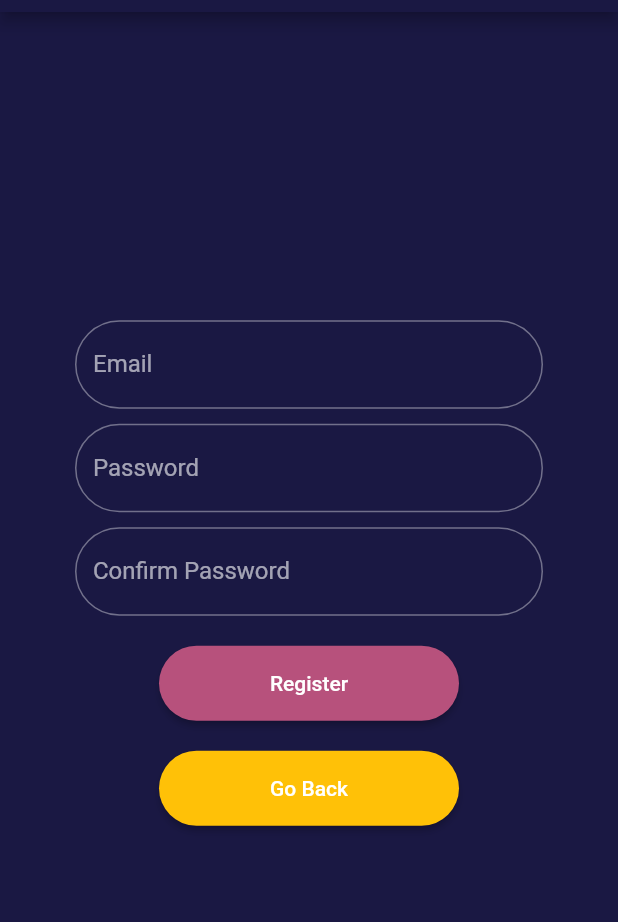
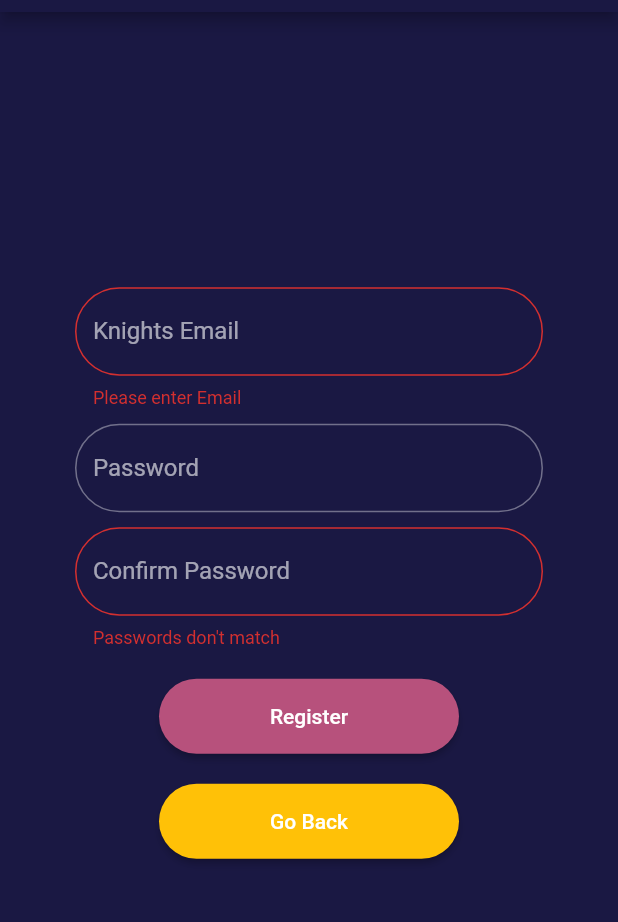
Before and after one commit to KnightHacks/club-app-2021, a Flutter app: the Register2 screen opened by its route, after a tap on "Register", on a phone screen of 412 x 824 dp, the part 72-994 px from its top. Run offline on Flutter 3.47's test engine with Material 2 defaults, Android fonts, the phone set to English and light mode, and no system bars; our stand-ins replace email_validator, firebase_auth; missing offline and left inert: add_2_calendar; accounts and stored records are empty.

Commit message:
add validator for email and password

```diff
--- a/lib/constants.dart
+++ b/lib/constants.dart
@@ -1,4 +1,6 @@
 import 'package:flutter/material.dart';
+
+String knightsEmail = "@knights.ucf.edu";
 
 TextStyle kCardTitleStyle = TextStyle(
   fontSize: 30,
--- a/lib/screens/register2.dart
+++ b/lib/screens/register2.dart
@@ -6,6 +6,8 @@ import 'package:club_app_2021/widgets/rounded_button.dart';
 import 'package:club_app_2021/screens/register1.dart';
 import 'package:club_app_2021/screens/confirm.dart';
 import '../widgets/title_bar.dart';
+import 'package:club_app_2021/constants.dart';
+import 'package:email_validator/email_validator.dart';
 
 class Register2 extends StatefulWidget {
   static const String id = "Register2";
@@ -27,9 +29,22 @@ class _Register2State extends State<Register2> {
   String confirmPassword;
   KnightHackUser _user;
 
+  final _formKey = GlobalKey<FormState>();
+
   _Register2State(KnightHackUser user) {
     this._user = user;
   }
+
+  final String Function(String) _validateEmail = (String value) {
+    if (value.isEmpty) {
+      return "Please enter Email";
+    }
+    if (!EmailValidator.validate(value) || !value.contains(knightsEmail)) {
+      return "Please enter valid knights email";
+    }
+    return null;
+  };
+
   @override
   Widget build(BuildContext context) {
     final inputBorder =
@@ -37,24 +52,21 @@ class _Register2State extends State<Register2> {
     return Scaffold(
         appBar: titleBar,
         body: SafeArea(
+          child: Form(
+            key: _formKey,
             child: Container(
                 margin: EdgeInsets.symmetric(horizontal: 50),
                 child: Column(
                   crossAxisAlignment: CrossAxisAlignment.center,
                   mainAxisAlignment: MainAxisAlignment.center,
                   children: <Widget>[
-                  // contains knighthacks logo
-                  // Image.asset(
-                  //   "assets/sword.png",
-                  //   width: 50,
-                  // ),
-                  // SizedBox(height: 20),
                     TextFormField(
                       //contains email
                       decoration: InputDecoration(
-                        labelText: "Email", border: inputBorder),
+                          labelText: "Knights Email", border: inputBorder),
                       keyboardType: TextInputType.emailAddress,
                       textAlign: TextAlign.center,
+                      validator: _validateEmail,
                       onChanged: (value) {
                         email = value;
                       },
@@ -78,9 +90,11 @@ class _Register2State extends State<Register2> {
                           labelText: "Confirm Password", border: inputBorder),
                       obscureText: true,
                       textAlign: TextAlign.center,
-                    onChanged: (value) {
-                      confirmPassword = value;
+                      validator: (value) {
+                        print("conform password is: "+value);
+                        return password == value ? null : "Passwords don't match";
                       },
+                      onChanged: (value) => confirmPassword = value,
                     ),
                     SizedBox(height: 20),
                     // Creates button for Registration
@@ -88,7 +102,8 @@ class _Register2State extends State<Register2> {
                       child: Text("Register"),
                       buttonColor: Color(0xFFb7517c),
                       onPressed: () async {
-                      if (confirmPassword == password) {
+                        print(_formKey);
+                        if (_formKey.currentState.validate()) {
                           AuthResult res =
                               await _auth.createUserWithEmailAndPassword(
                                   email: email, password: password);
@@ -102,7 +117,6 @@ class _Register2State extends State<Register2> {
                             'zip': _user.zip,
                             'shirtSize': _user.shirtSize
                           });
-
                           try {
                             await user.sendEmailVerification();
                           } catch (e) {
@@ -112,6 +126,9 @@ class _Register2State extends State<Register2> {
                           }
 
                           Navigator.popAndPushNamed(context, Confirm.id);
+                        }
+                        else {
+                          print("Passwords don't match or enter knights email");
                         }
                       },
                     ),
@@ -127,6 +144,7 @@ class _Register2State extends State<Register2> {
                   ],
                 )
               ),
+          ),
         )
       );
    }
--- a/lib/widgets/login_form.dart
+++ b/lib/widgets/login_form.dart
@@ -1,3 +1,4 @@
+import 'package:club_app_2021/constants.dart';
 import 'package:club_app_2021/screens/home.dart';
 import 'package:club_app_2021/screens/register1.dart';
 import 'package:club_app_2021/widgets/rounded_input.dart';
@@ -26,8 +27,8 @@ class _LoginFormState extends State<LoginForm> {
     if (value.isEmpty) {
       return "Please enter Email";
     }
-    if (!EmailValidator.validate(value)) {
-      return "Please enter valid email";
+    if (!EmailValidator.validate(value) && value.contains(knightsEmail)) {
+      return "Please enter valid knights email";
     }
     return null;
   };
```
Lines whose indentation alone changed are shown as unchanged.
